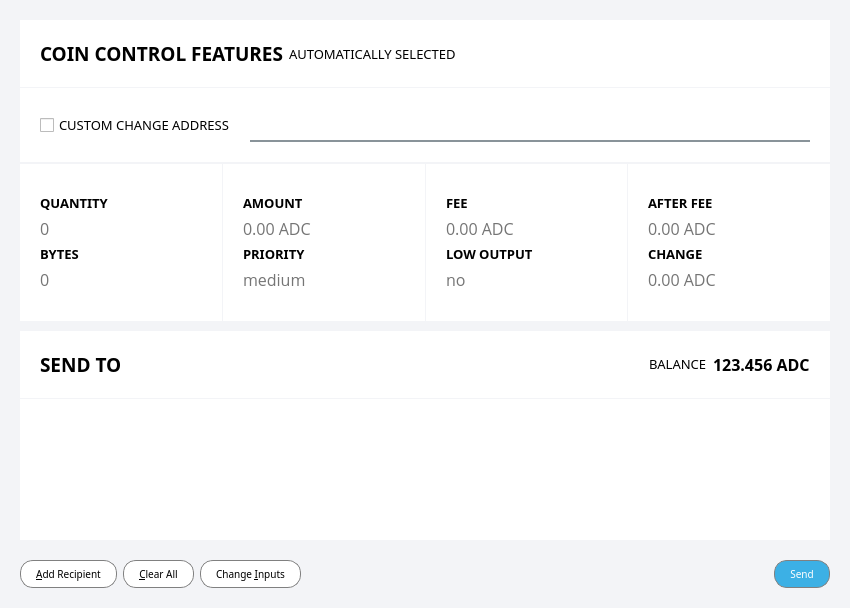
This is src/qt/forms/sendcoinsdialog.ui in aurovine/AudioCoin as Qt 5 draws it before an edit. The edited form follows.
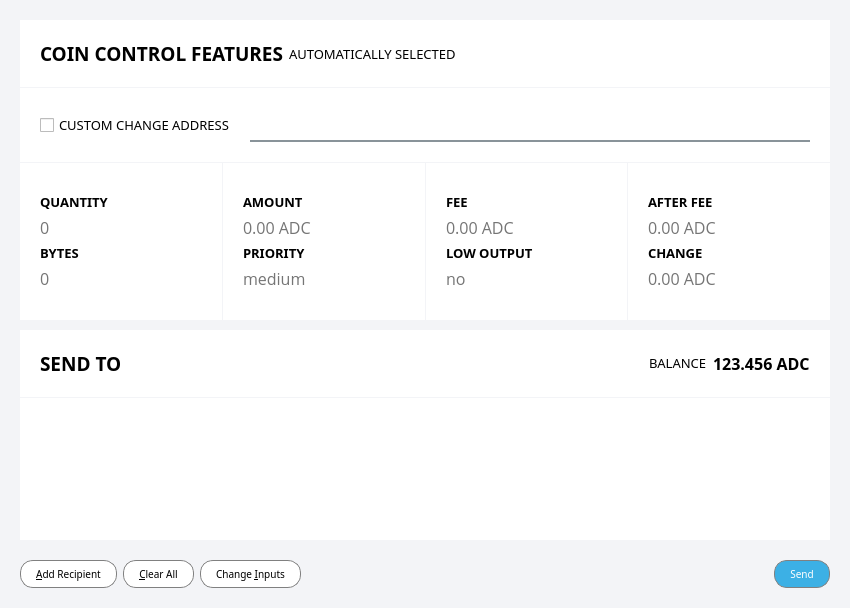
This is the edited form. Icons and pictures are not drawn.

Commit message: fixes font size and borders in coincontroldialog.ui and transactionspage.ui

Diff of the .ui file:
```diff
--- a/src/qt/forms/sendcoinsdialog.ui
+++ b/src/qt/forms/sendcoinsdialog.ui
@@ -342,7 +342,7 @@
                     <number>0</number>
                    </property>
                    <property name="topMargin">
-                    <number>1</number>
+                    <number>0</number>
                    </property>
                    <property name="rightMargin">
                     <number>0</number>
```
The commit also changes 2 other files.
